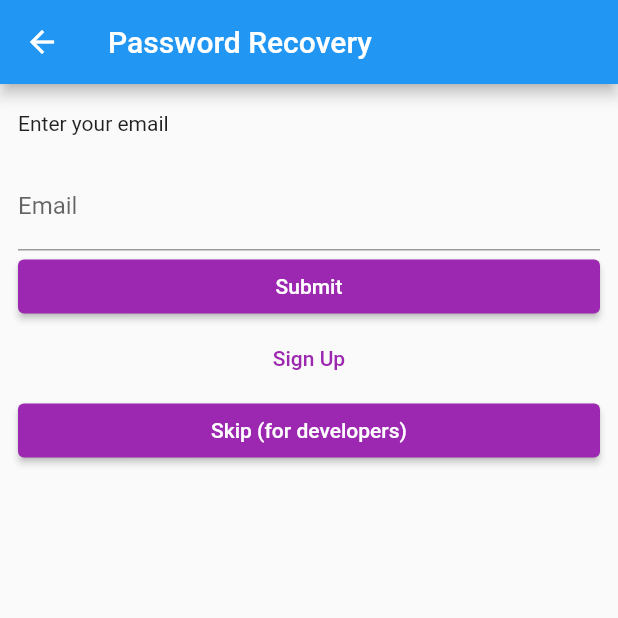
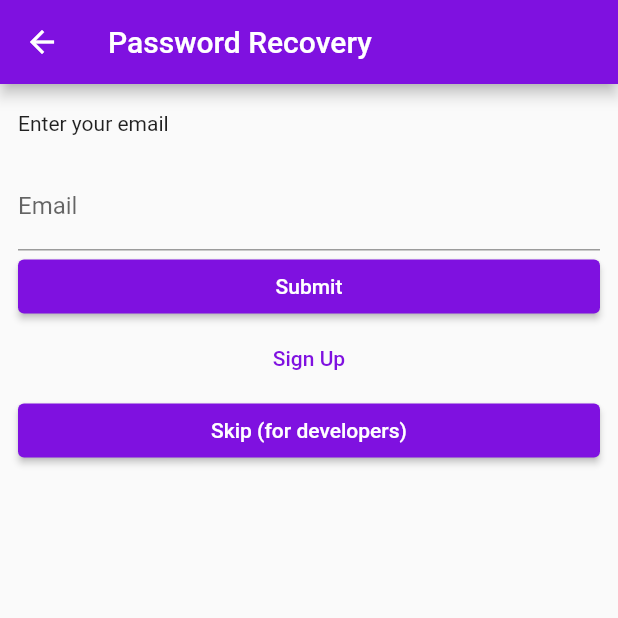
Before and after one commit to de-timebank/frontend, a Flutter app: the screen it shows after launch, after a tap on "Forgot Password", on a phone screen of 412 x 824 dp, the top half of it. Run offline on Flutter 3.47's test engine with Material 2 defaults, Android fonts, the phone set to English and light mode, and no system bars; our stand-ins replace image_picker, supabase_flutter; missing offline and left inert: dart:ffi, textfield_tags; accounts and stored records are empty.

Commit message:
idk what i did but it works?

```diff
--- a/lib/main.dart
+++ b/lib/main.dart
@@ -28,13 +28,13 @@ class MyApp extends StatelessWidget {
         primaryColor: Colors.purple,
         textButtonTheme: TextButtonThemeData(
           style: TextButton.styleFrom(
-            foregroundColor: Colors.purple,
+            foregroundColor: Color.fromARGB(255, 127, 17, 224),
           ),
         ),
         elevatedButtonTheme: ElevatedButtonThemeData(
           style: ElevatedButton.styleFrom(
             foregroundColor: Colors.white,
-            backgroundColor: Colors.purple,
+            backgroundColor: Color.fromARGB(255, 127, 17, 224),
           ),
         ),
       ),
--- a/lib/pages/account_page.dart
+++ b/lib/pages/account_page.dart
@@ -158,7 +158,7 @@ class _AccountPageState extends State<AccountPage> {
     return Scaffold(
       appBar: AppBar(
         title: const Text('Profile Settings'),
-        backgroundColor: Colors.purple,
+        backgroundColor: Color.fromARGB(255, 127, 17, 224),
       ),
       body: ListView(
         padding: const EdgeInsets.symmetric(vertical: 18, horizontal: 12),
--- a/lib/pages/forgotPasword.dart
+++ b/lib/pages/forgotPasword.dart
@@ -3,24 +3,23 @@ import 'package:flutter/foundation.dart';
 import 'package:flutter/material.dart';
 import 'package:supabase_flutter/supabase_flutter.dart';
 import 'package:testfyp/constants.dart';
+//import 'package:testfyp/pages/password.dart';
 import 'package:testfyp/pages/signUpPage.dart';
 
 class PasswordRecoveryPage extends StatefulWidget {
   const PasswordRecoveryPage({super.key});
 
   @override
-  _PasswordRecoveryPageState createState() => _PasswordRecoveryPageState();
+  PasswordRecoveryPageState createState() => PasswordRecoveryPageState();
 }
 
-class _PasswordRecoveryPageState extends State<PasswordRecoveryPage> {
+class PasswordRecoveryPageState extends State<PasswordRecoveryPage> {
   bool _isLoading = false;
   bool _redirecting = false;
   late final TextEditingController _emailController;
   late final StreamSubscription<AuthState> _authStateSubscription;
-
   //late final TextEditingController _passwordController;
   //late final StreamSubscription<AuthState> _authStateSubscription;
-
   Future<void> _passwordRecover() async {
     setState(() {
       _isLoading = true;
@@ -32,7 +31,7 @@ class _PasswordRecoveryPageState extends State<PasswordRecoveryPage> {
       );
       if (mounted) {
         context.showSnackBar(
-            message: 'Check your email for Password Recovery!');
+            message: 'Check your email for password recovery!');
         _emailController.clear();
       }
     } on AuthException catch (error) {
@@ -48,15 +47,6 @@ class _PasswordRecoveryPageState extends State<PasswordRecoveryPage> {
   @override
   void initState() {
     _emailController = TextEditingController();
-    //_passwordController = TextEditingController();
-    // _authStateSubscription = supabase.auth.onAuthStateChange.listen((data) {
-    //   if (_redirecting) return;
-    //   final session = data.session;
-    //   if (session != null) {
-    //     _redirecting = true;
-    //     Navigator.of(context).pushReplacementNamed('/dashboard');
-    //   }
-    // });
     _authStateSubscription = supabase.auth.onAuthStateChange.listen((data) {
       if (_redirecting) return;
       final session = data.session;
@@ -65,12 +55,12 @@ class _PasswordRecoveryPageState extends State<PasswordRecoveryPage> {
         // handle signIn
         Navigator.of(context).pushReplacementNamed('/passwordReset');
       }
-
-      // if (session != null) {
-      //   _redirecting = true;
-      //   Navigator.of(context).pushReplacementNamed('/passwordReset');
-      // }
+      // Navigator.pushReplacement(
+      //     context,
+      //     MaterialPageRoute(
+      //         builder: (BuildContext context) => const PasswordPage()));
     });
+    super.initState();
   }
 
   @override
@@ -84,7 +74,10 @@ class _PasswordRecoveryPageState extends State<PasswordRecoveryPage> {
   @override
   Widget build(BuildContext context) {
     return Scaffold(
-      appBar: AppBar(title: const Text('Password Recovery')),
+      appBar: AppBar(
+        title: const Text('Password Recovery'),
+        backgroundColor: Color.fromARGB(255, 127, 17, 224),
+      ),
       body: ListView(
         padding: const EdgeInsets.symmetric(vertical: 18, horizontal: 12),
         children: [
@@ -116,13 +109,13 @@ class _PasswordRecoveryPageState extends State<PasswordRecoveryPage> {
                     builder: (context) => const SignUpPage(),
                   ));
             }),
-            child: Text('Sign Up'),
+            child: const Text('Sign Up'),
           ),
           ElevatedButton(
               onPressed: (() {
                 Navigator.of(context).pushNamed('/navigation');
               }),
-              child: Text('Skip (for developers)'))
+              child: const Text('Skip (for developers)'))
         ],
       ),
     );
--- a/lib/pages/loginPage.dart
+++ b/lib/pages/loginPage.dart
@@ -51,7 +51,11 @@ class _LoginPageState extends State<LoginPage> {
     _authStateSubscription = supabase.auth.onAuthStateChange.listen((data) {
       if (_redirecting) return;
       final session = data.session;
-      if (session != null) {
+      final AuthChangeEvent event = data.event;
+      if (event == AuthChangeEvent.passwordRecovery && session != null) {
+        // handle signIn
+        Navigator.of(context).pushReplacementNamed('/passwordReset');
+      } else if (session != null) {
         _redirecting = true;
         Navigator.of(context).pushReplacementNamed('/navigation');
       }
@@ -70,7 +74,10 @@ class _LoginPageState extends State<LoginPage> {
   @override
   Widget build(BuildContext context) {
     return Scaffold(
-      appBar: AppBar(title: const Text('Log In')),
+      appBar: AppBar(
+        title: const Text('Log In'),
+        backgroundColor: Color.fromARGB(255, 127, 17, 224),
+      ),
       body: ListView(
         padding: const EdgeInsets.symmetric(vertical: 18, horizontal: 12),
         children: [
--- a/lib/pages/splash_page.dart
+++ b/lib/pages/splash_page.dart
@@ -4,7 +4,7 @@
 //redirects the user accordingly.
 
 import 'package:flutter/material.dart';
-import 'package:supabase_flutter/supabase_flutter.dart';
+// import 'package:supabase_flutter/supabase_flutter.dart';
 import 'package:testfyp/constants.dart';
 
 class SplashPage extends StatefulWidget {
@@ -30,7 +30,6 @@ class _SplashPageState extends State<SplashPage> {
 
     _redicrectCalled = true;
     final session = supabase.auth.currentSession;
-    //final sessionP = sup
     if (session != null) {
       Navigator.of(context).pushReplacementNamed('/navigation');
     } else {
```
Also changed, not shown: lib/navigation.dart (+24 -24 lines), lib/pages/password.dart (+8 -5 lines).
